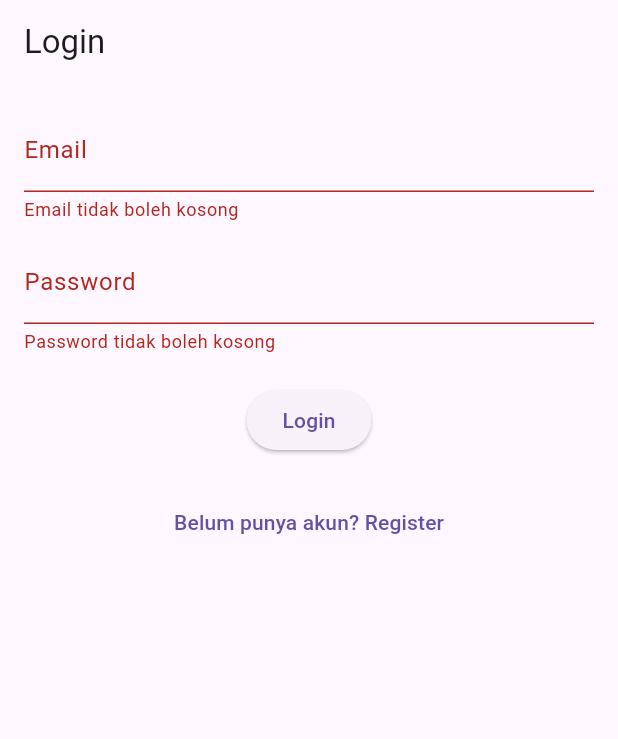
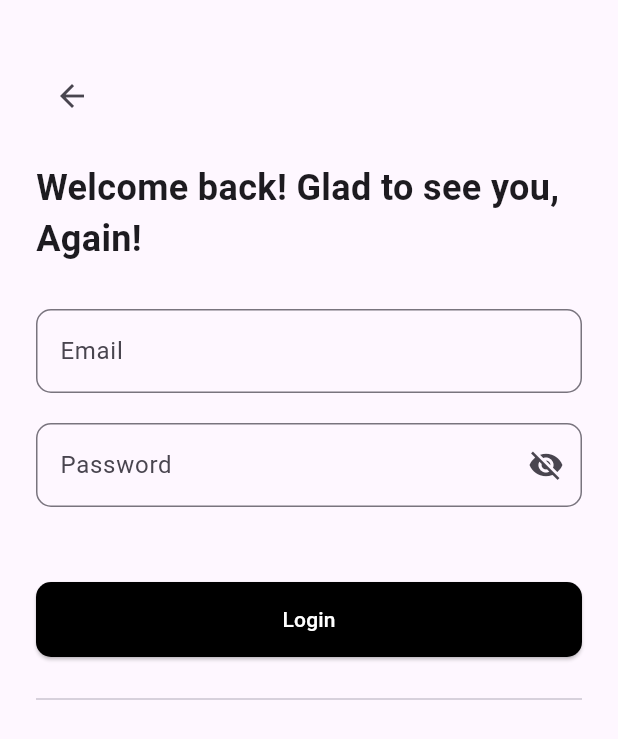
Before and after one commit to Task-Management-yt/Front-End-Mobile_Task-Management-App, a Flutter app: the screen it shows after launch, after a tap on "Login", on a phone screen of 412 x 824 dp. Shown: the top 739 px of the screen. Run offline on Flutter 3.47's test engine with Material 3 defaults, Android fonts, the phone set to English and light mode, and no system bars; our stand-ins replace dio, shared_preferences; network calls fail.

Commit message:
menambahkan tampilan register

```diff
--- a/lib/main.dart
+++ b/lib/main.dart
@@ -1,7 +1,7 @@
 import 'package:flutter/material.dart';
 import 'package:provider/provider.dart';
+import 'package:task_management_app/views/welcome.dart';
 import 'views/home.dart';
-import 'views/login.dart';
 import 'providers/auth_provider.dart';
 
 void main() async {
@@ -18,7 +18,7 @@ class MyApp extends StatelessWidget {
     final authProvider = Provider.of<AuthProvider>(context);
 
     return MaterialApp(
-      home: authProvider.isAuthenticated ? HomeView() : LoginView(),
+      home: authProvider.isAuthenticated ? HomeView() : WelcomeView(),
       debugShowCheckedModeBanner: false,
     );
   }
--- /dev/null
+++ b/lib/views/components/text_field.dart
@@ -0,0 +1,75 @@
+import 'package:flutter/material.dart';
+
+class BuildTextField extends StatefulWidget {
+  final TextEditingController controller;
+  final String label;
+  final String hint;
+  final int maxLines;
+  final bool isEmail;
+  final bool isPassword;
+  final bool isConfirm;
+  final TextEditingController? passwordController;
+
+  const BuildTextField({
+    super.key,
+    required this.controller,
+    required this.label,
+    required this.hint,
+    this.maxLines = 1,
+    this.isEmail = false,
+    this.isPassword = false,
+    this.isConfirm = false,
+    this.passwordController,
+  });
+
+  @override
+  _BuildTextFieldState createState() => _BuildTextFieldState();
+}
+
+class _BuildTextFieldState extends State<BuildTextField> {
+  bool isPasswordVisible = false;
+
+  @override
+  Widget build(BuildContext context) {
+    return TextFormField(
+      maxLines: widget.maxLines,
+      controller: widget.controller,
+      keyboardType:
+          widget.isEmail ? TextInputType.emailAddress : TextInputType.text,
+      obscureText: widget.isPassword && !isPasswordVisible,
+      decoration: InputDecoration(
+        labelText: widget.label,
+        hintText: widget.hint,
+        border: OutlineInputBorder(borderRadius: BorderRadius.circular(10)),
+        suffixIcon:
+            widget.isPassword
+                ? IconButton(
+                  icon: Icon(
+                    isPasswordVisible ? Icons.visibility : Icons.visibility_off,
+                  ),
+                  onPressed: () {
+                    setState(() {
+                      isPasswordVisible = !isPasswordVisible;
+                    });
+                  },
+                )
+                : null,
+      ),
+      validator: (value) {
+        if (value == null || value.isEmpty) {
+          return '${widget.label} cannot be empty';
+        }
+        if (widget.isEmail && !RegExp(r'^[^@]+@[^@]+\.[^@]+').hasMatch(value)) {
+          return 'Enter a valid email';
+        }
+        if (widget.isPassword && value.length < 6) {
+          return 'Password must be at least 6 characters';
+        }
+        if (widget.isConfirm && value != widget.passwordController?.text) {
+          return 'Passwords do not match';
+        }
+        return null;
+      },
+    );
+  }
+}
--- a/lib/views/home.dart
+++ b/lib/views/home.dart
@@ -11,6 +11,7 @@ class HomeView extends StatelessWidget {
 
     return Scaffold(
       appBar: AppBar(
+        automaticallyImplyLeading: false,
         title: Text('Home'),
         actions: [
           IconButton(
--- a/lib/views/login.dart
+++ b/lib/views/login.dart
@@ -1,7 +1,7 @@
-// ignore_for_file: use_build_context_synchronously
-
 import 'package:flutter/material.dart';
+// import 'package:font_awesome_flutter/font_awesome_flutter.dart';
 import 'package:provider/provider.dart';
+import 'package:task_management_app/views/components/text_field.dart';
 import '../providers/auth_provider.dart';
 import 'home.dart';
 
@@ -16,6 +16,7 @@ class _LoginViewState extends State<LoginView> {
   final _formKey = GlobalKey<FormState>();
   final TextEditingController emailController = TextEditingController();
   final TextEditingController passwordController = TextEditingController();
+  bool isLoading = false;
 
   @override
   void dispose() {
@@ -26,60 +27,76 @@ class _LoginViewState extends State<LoginView> {
 
   @override
   Widget build(BuildContext context) {
-    final authProvider = Provider.of<AuthProvider>(context, listen: false);
+    final authProvider = context.watch<AuthProvider>();
 
     return Scaffold(
-      appBar: AppBar(title: const Text('Login')),
-      body: Padding(
-        padding: const EdgeInsets.all(16.0),
+      body: SingleChildScrollView(
+        padding: const EdgeInsets.symmetric(horizontal: 24, vertical: 40),
         child: Form(
           key: _formKey,
           child: Column(
-            mainAxisSize: MainAxisSize.min,
+            crossAxisAlignment: CrossAxisAlignment.start,
             children: [
-              TextFormField(
+              IconButton(
+                icon: const Icon(Icons.arrow_back),
+                onPressed: () => Navigator.pop(context),
+              ),
+
+              const SizedBox(height: 20),
+              const Text(
+                'Welcome back! Glad to see you, Again!',
+                style: TextStyle(fontSize: 24, fontWeight: FontWeight.bold),
+              ),
+              const SizedBox(height: 30),
+              BuildTextField(
                 controller: emailController,
-                decoration: const InputDecoration(labelText: 'Email'),
-                keyboardType: TextInputType.emailAddress,
-                validator: (value) {
-                  if (value == null || value.isEmpty) {
-                    return 'Email tidak boleh kosong';
-                  }
-                  if (!RegExp(r'^[^@]+@[^@]+\.[^@]+').hasMatch(value)) {
-                    return 'Masukkan email yang valid';
-                  }
-                  return null;
-                },
-              ),
-              const SizedBox(height: 12),
-              TextFormField(
-                controller: passwordController,
-                decoration: const InputDecoration(labelText: 'Password'),
-                obscureText: true,
-                validator: (value) {
-                  if (value == null || value.isEmpty) {
-                    return 'Password tidak boleh kosong';
-                  }
-                  if (value.length < 6) {
-                    return 'Password harus minimal 6 karakter';
-                  }
-                  return null;
-                },
+                label: 'Email',
+                hint: 'Enter your email',
+                isEmail: true,
               ),
               const SizedBox(height: 20),
-              ElevatedButton(
-                onPressed: () async {
+              BuildTextField(
+                controller: passwordController,
+                label: 'Password',
+                hint: 'Enter your password',
+                isPassword: true,
+              ),
+              SizedBox(height: 50),
+              SizedBox(
+                width: double.infinity,
+                height: 50,
+                child: ElevatedButton(
+                  style: ElevatedButton.styleFrom(
+                    backgroundColor: Colors.black,
+                    shape: RoundedRectangleBorder(
+                      borderRadius: BorderRadius.circular(10),
+                    ),
+                  ),
+                  onPressed:
+                      isLoading
+                          ? null
+                          : () async {
                             if (_formKey.currentState!.validate()) {
+                              setState(() {
+                                isLoading = true;
+                              });
+
                               bool success = await authProvider.signIn(
                                 emailController.text,
                                 passwordController.text,
                               );
+
                               if (success) {
                                 Navigator.pushReplacement(
                                   context,
-                        MaterialPageRoute(builder: (_) => const HomeView()),
+                                  MaterialPageRoute(
+                                    builder: (_) => const HomeView(),
+                                  ),
                                 );
                               } else {
+                                setState(() {
+                                  isLoading = false;
+                                });
                                 ScaffoldMessenger.of(context).showSnackBar(
                                   const SnackBar(
                                     content: Text(
@@ -90,41 +107,75 @@ class _LoginViewState extends State<LoginView> {
                               }
                             }
                           },
-                child: const Text('Login'),
+                  child:
+                      isLoading
+                          ? const CircularProgressIndicator(color: Colors.white)
+                          : const Text(
+                            'Login',
+                            style: TextStyle(color: Colors.white),
+                          ),
+                ),
               ),
               const SizedBox(height: 20),
-              TextButton(
-                onPressed: () {
-                  Navigator.push(
-                    context,
-                    MaterialPageRoute(builder: (_) => const RegisterView()),
-                  );
-                },
-                child: const Text('Belum punya akun? Register'),
+              Row(
+                children: const [
+                  Expanded(child: Divider()),
+                  // Padding(
+                  //   padding: EdgeInsets.symmetric(horizontal: 8),
+                  //   child: Text('Or Login with'),
+                  // ),
+                  // Expanded(child: Divider()),
+                ],
               ),
+              // const SizedBox(height: 20),
+              // Row(
+              //   mainAxisAlignment: MainAxisAlignment.center,
+              //   children: [
+              //     _buildSocialButton(FontAwesomeIcons.facebook, Colors.blue),
+              //     const SizedBox(width: 20),
+              //     _buildSocialButton(FontAwesomeIcons.google, Colors.red),
+              //     const SizedBox(width: 20),
+              //     _buildSocialButton(FontAwesomeIcons.apple, Colors.black),
+              //   ],
+              // ),
+              // const SizedBox(height: 30),
+              // Center(
+              //   child: RichText(
+              //     text: TextSpan(
+              //       style: const TextStyle(color: Colors.black),
+              //       children: [
+              //         const TextSpan(text: 'Don’t have an account? '),
+              //         WidgetSpan(
+              //           child: GestureDetector(
+              //             onTap: () {},
+              //             child: const Text(
+              //               'Register Now',
+              //               style: TextStyle(
+              //                 color: Colors.blue,
+              //                 fontWeight: FontWeight.bold,
+              //               ),
+              //             ),
+              //           ),
+              //         ),
+              //       ],
+              //     ),
+              //   ),
+              // ),
             ],
           ),
         ),
       ),
     );
   }
+
+  // Widget _buildSocialButton(IconData icon, Color color) {
+  //   return Container(
+  //     padding: const EdgeInsets.all(10),
+  //     decoration: BoxDecoration(
+  //       border: Border.all(color: Colors.black12),
+  //       borderRadius: BorderRadius.circular(10),
+  //     ),
+  //     child: Icon(icon, color: color),
+  //   );
+  // }
 }
-
-class RegisterView extends StatelessWidget {
-  const RegisterView({super.key});
-
-  @override
-  Widget build(BuildContext context) {
-    return Scaffold(
-      appBar: AppBar(title: Center(child: Text('Register'))),
-      body: Center(
-        child: ElevatedButton(
-          onPressed: () {
-            Navigator.pop(context);
-          },
-          child: const Text('Go back!'),
-        ),
-      ),
-    );
-  }
-}
--- /dev/null
+++ b/lib/views/welcome.dart
@@ -0,0 +1,100 @@
+import 'package:flutter/material.dart';
+import 'package:task_management_app/views/login.dart';
+import 'package:task_management_app/views/register.dart';
+
+class WelcomeView extends StatelessWidget {
+  const WelcomeView({super.key});
+
+  @override
+  Widget build(BuildContext context) {
+    return Scaffold(
+      body: LayoutBuilder(
+        builder: (context, constraints) {
+          double screenHeight = constraints.maxHeight;
+          double screenWidth = constraints.maxWidth;
+
+          return Column(
+            children: [
+              Flexible(
+                flex: 3,
+                child: Container(
+                  width: double.infinity,
+                  decoration: const BoxDecoration(
+                    image: DecorationImage(
+                      image: AssetImage('assets/images/task.jpg'),
+                      fit: BoxFit.contain,
+                    ),
+                  ),
+                ),
+              ),
+              Flexible(
+                flex: 2,
+                child: Padding(
+                  padding: EdgeInsets.symmetric(horizontal: screenWidth * 0.1),
+                  child: Column(
+                    mainAxisAlignment: MainAxisAlignment.center,
+                    children: [
+                      Container(
+                        constraints: BoxConstraints(
+                          minWidth: 500,
+                          minHeight: screenHeight * 0.06,
+                        ),
+                        child: ElevatedButton(
+                          style: ElevatedButton.styleFrom(
+                            backgroundColor: Colors.black,
+                            shape: RoundedRectangleBorder(
+                              borderRadius: BorderRadius.circular(10),
+                            ),
+                          ),
+                          onPressed: () {
+                            Navigator.push(
+                              context,
+                              MaterialPageRoute(
+                                builder: (_) => const LoginView(),
+                              ),
+                            );
+                          },
+                          child: const Text(
+                            'Login',
+                            style: TextStyle(color: Colors.white),
+                          ),
+                        ),
+                      ),
+                      SizedBox(height: screenHeight * 0.02),
+                      Container(
+                        constraints: BoxConstraints(
+                          minWidth: 500,
+                          minHeight: screenHeight * 0.06,
+                        ),
+                        child: OutlinedButton(
+                          style: OutlinedButton.styleFrom(
+                            side: const BorderSide(color: Colors.black),
+                            shape: RoundedRectangleBorder(
+                              borderRadius: BorderRadius.circular(10),
+                            ),
+                          ),
+                          onPressed: () {
+                            Navigator.push(
+                              context,
+                              MaterialPageRoute(
+                                builder: (_) => const RegisterView(),
+                              ),
+                            );
+                          },
+                          child: const Text(
+                            'Register',
+                            style: TextStyle(color: Colors.black),
+                          ),
+                        ),
+                      ),
+                    ],
+                  ),
+                ),
+              ),
+            ],
+          );
+        },
+      ),
+    );
+  }
+}
--- a/pubspec.yaml
+++ b/pubspec.yaml
@@ -37,6 +37,7 @@ dependencies:
   provider: ^6.0.5
   dio: ^5.3.2
   shared_preferences: ^2.5.2
+  font_awesome_flutter: ^10.8.0
 
 dev_dependencies:
   flutter_test:
@@ -60,7 +61,8 @@ flutter:
   uses-material-design: true
 
   # To add assets to your application, add an assets section, like this:
-  # assets:
+  assets:
+    - assets/images/
   #   - images/a_dot_burr.jpeg
   #   - images/a_dot_ham.jpeg
 
```
Also changed, not shown: lib/views/register.dart (added, +237 -0 lines), assets/images/task.jpg (added), pubspec.lock. Lines whose indentation alone changed are shown as unchanged.
